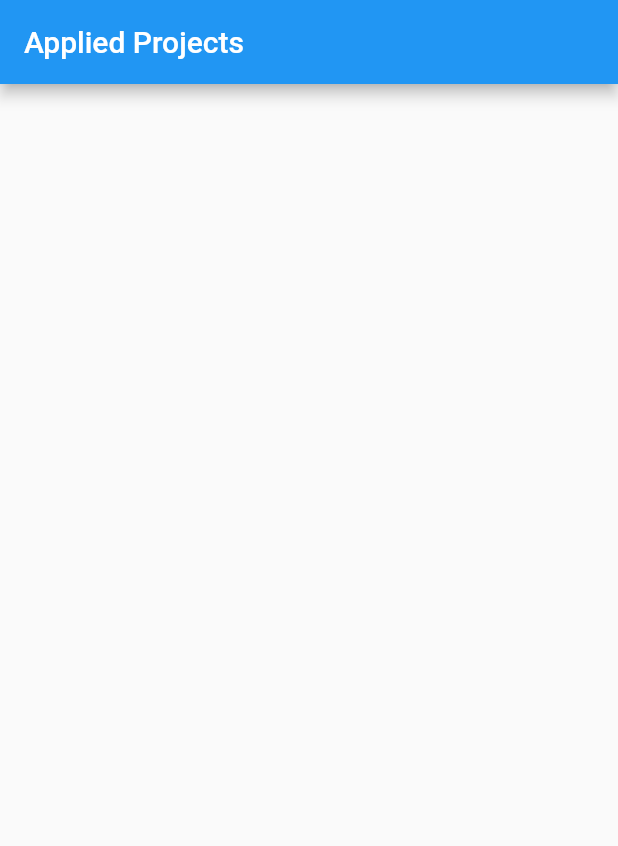
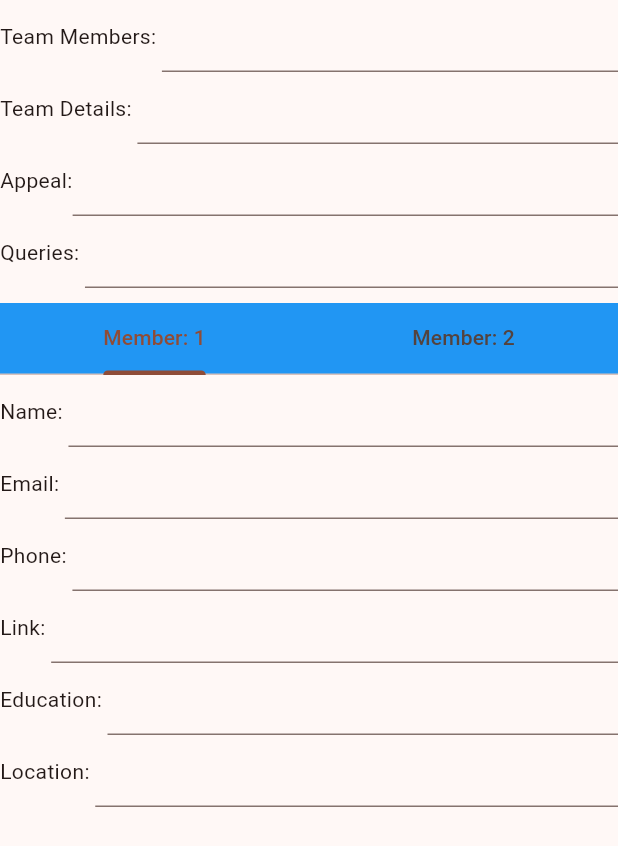
Before and after one commit to soaham-pimparkar/project-hive, a Flutter app: the screen it shows after launch, on a phone screen of 412 x 824 dp. Shown: the top 846 px of the screen. Run offline on Flutter 3.47's test engine with Material 2 defaults, Android fonts, the phone set to English and light mode, and no system bars; our stand-ins replace cloud_firestore, firebase_auth, firebase_core, get; accounts and stored records are empty; statements that could not run were skipped.

Commit message:
Application page version 2

```diff
--- a/project_hive/lib/controllers/input_controllers.dart
+++ b/project_hive/lib/controllers/input_controllers.dart
@@ -1,5 +1,52 @@
+import 'dart:async';
+import 'dart:convert';
+
 import 'package:flutter/widgets.dart';
 import 'package:get/get.dart';
+
+class ApplicationController extends GetxController {
+  String? accountTypeCtr;
+  var teamSize = 2.obs;
+  final teamMemberSize = TextEditingController();
+  final teamDetails = TextEditingController();
+  final appeal = TextEditingController();
+  final queries = TextEditingController();
+  final List<Map<String, dynamic>> memberInfo = [];
+
+  Map<String, dynamic> toMap() {
+    return {
+      'teamSize': teamMemberSize.text,
+      'teamDetails': teamDetails.text,
+      'appeal': appeal.text,
+      'queries': queries.text,
+      'memberInfo': memberInfo,
+    };
+  }
+
+  String toJson() => jsonEncode(toMap());
+}
+
+class MemberDetailsController extends GetxController {
+  final memberName = TextEditingController();
+  final email = TextEditingController();
+  final phoneNum = TextEditingController();
+  final links = TextEditingController();
+  final location = TextEditingController();
+  final education = TextEditingController();
+
+  Map<String, dynamic> toMap() {
+    return {
+      'memberName': memberName.text,
+      'email': email.text,
+      'phoneNum': phoneNum.text,
+      'links': links.text,
+      'location': location.text,
+      'education': education.text,
+    };
+  }
+
+  String toJson() => jsonEncode(toMap());
+}
 
 class userInputController extends GetxController {
   String? accountTypeCtr;
--- a/project_hive/lib/main.dart
+++ b/project_hive/lib/main.dart
@@ -7,6 +7,7 @@ import 'package:firebase_core/firebase_core.dart';
 // import 'package:project_hive/screens/create_project_view/create_project_no_access.dart';
 // import 'package:project_hive/screens/create_project_view/create_project_view.dart';
 import 'package:project_hive/screens/my_projects/mainProjectScreen.dart';
+import 'package:project_hive/screens/team_apply/application.dart';
 import 'firebase_options.dart';
 
 //other pub.dev packages
@@ -38,9 +39,8 @@ class MyApp extends StatelessWidget {
       // home: StudentProjectView(
       //   uid: 's2vRXXzhYmRnlppitIrsammvMhg2',
       // ),
-      home: StudentProjectView(
-        uid: 's2vRXXzhYmRnlppitIrsammvMhg2',
-      ),
+      // home: MyTabBar(),
+      home: TeamApplyPage(),
     );
   }
 }
--- /dev/null
+++ b/project_hive/lib/screens/team_apply/application.dart
@@ -0,0 +1,165 @@
+import 'package:flutter/material.dart';
+import 'package:get/get.dart';
+import 'package:project_hive/controllers/input_controllers.dart';
+import '../../services/database.dart';
+
+class TeamApplyPage extends StatelessWidget {
+  final databaseObj = database();
+  // late int teamSize;
+  List<Step> steps = [];
+  // final ApplicationController controller_ = Get.put(ApplicationController());
+  // void initState() {
+  //   teamSize = controller_.teamSize.value;
+  // }
+  @override
+  Widget build(BuildContext context) {
+    // ApplicationModel _application = ApplicationModel();
+    ApplicationController controller_ = ApplicationController();
+    return Scaffold(
+      body: SingleChildScrollView(
+        scrollDirection: Axis.vertical,
+        child: Column(
+          children: <Widget>[
+            Row(
+              children: [
+                const Text("Team Members: "),
+                Expanded(
+                  child: TextFormField(
+                    keyboardType: TextInputType.number,
+                    onEditingComplete: () {
+                      print("Team Member Value updated");
+                      controller_.teamSize.value =
+                          int.parse(controller_.teamMemberSize.text);
+                    },
+                    onChanged: (value) {
+                      controller_.teamSize.value = int.parse(value);
+                    },
+                    controller: controller_.teamMemberSize,
+                  ),
+                ),
+              ],
+            ),
+            IndividualField(
+                value: "Team Details: ", controller: controller_.teamDetails),
+            IndividualField(value: "Appeal:", controller: controller_.appeal),
+            IndividualField(
+                value: "Queries: ", controller: controller_.queries),
+            const SizedBox(
+              height: 10,
+            ),
+            SizedBox(
+                height: MediaQuery.of(context).size.height * 0.6,
+                child: MyTabBar(
+                  controller: controller_,
+                )),
+          ],
+        ),
+      ),
+    );
+  }
+}
+
+class IndividualField extends StatelessWidget {
+  final String value;
+  final TextEditingController controller;
+  const IndividualField(
+      {super.key, required this.value, required this.controller});
+
+  @override
+  Widget build(BuildContext context) {
+    return Row(
+      children: [
+        Text(value),
+        Expanded(
+          child: TextFormField(
+            controller: controller,
+          ),
+        ),
+      ],
+    );
+  }
+}
+
+class MyTabBar extends StatefulWidget {
+  final ApplicationController controller;
+  const MyTabBar({super.key, required this.controller});
+  @override
+  _MyTabBarState createState() => _MyTabBarState();
+}
+
+class _MyTabBarState extends State<MyTabBar>
+    with SingleTickerProviderStateMixin {
+  late int tabs;
+  @override
+  void initState() {
+    super.initState();
+    tabs = widget.controller.teamSize.value;
+  }
+
+  @override
+  Widget build(BuildContext context) {
+    MemberDetailsController memberController = MemberDetailsController();
+    TabController temp = TabController(length: tabs, vsync: this);
+    void onSubmit() {
+      Map<String, dynamic> t1 = memberController.toMap();
+      if (!widget.controller.memberInfo.contains(t1)) {
+        // print("Map inserted into memberlist");
+        widget.controller.memberInfo.add(t1);
+      }
+      print(widget.controller.memberInfo);
+    }
+
+    temp.addListener(() => onSubmit());
+
+    return DefaultTabController(
+      length: tabs,
+      child: Column(
+        children: [
+          Container(
+            color: Colors.blue,
+            child: TabBar(
+              controller: temp,
+              tabs: List<Tab>.generate(tabs, (int index) {
+                return Tab(text: "Member: ${index + 1}");
+              }).toList(),
+            ),
+          ),
+          Expanded(
+            child: TabBarView(
+              children: List<Widget>.generate(tabs, (int index) {
+                return Column(
+                  children: [
+                    IndividualField(
+                      controller: memberController.memberName,
+                      value: "Name: ",
+                    ),
+                    IndividualField(
+                      controller: memberController.email,
+                      value: "Email: ",
+                    ),
+                    IndividualField(
+                      controller: memberController.phoneNum,
+                      value: "Phone: ",
+                    ),
+                    IndividualField(
+                      controller: memberController.links,
+                      value: "Link: ",
+                    ),
+                    IndividualField(
+                      controller: memberController.education,
+                      value: "Education: ",
+                    ),
+                    IndividualField(
+                      controller: memberController.location,
+                      value: "Location: ",
+                    ),
+                  ],
+                );
+              }).toList(),
+            ),
+          ),
+        ],
+      ),
+    );
+  }
+}
--- a/project_hive/lib/services/database.dart
+++ b/project_hive/lib/services/database.dart
@@ -86,4 +86,23 @@ class database {
       return [];
     }
   }
+
+  Future<List<Map<dynamic, dynamic>>> getProjectDetails({
+    required String useUid,
+    required BuildContext context,
+  }) async {
+    List<Map<dynamic, dynamic>> applications = [];
+    try {
+      DocumentSnapshot<Map<String, dynamic>> t1 =
+          await _firestore.doc("/projects/$useUid").get();
+      if (t1.exists && t1.data() != null) {
+        applications.add(Map<String, dynamic>.from(t1.data()!));
+      }
+      print("In function: $applications");
+      return applications;
+    } catch (e) {
+      showSnackBar(context, e.toString());
+      return [];
+    }
+  }
 }
```
